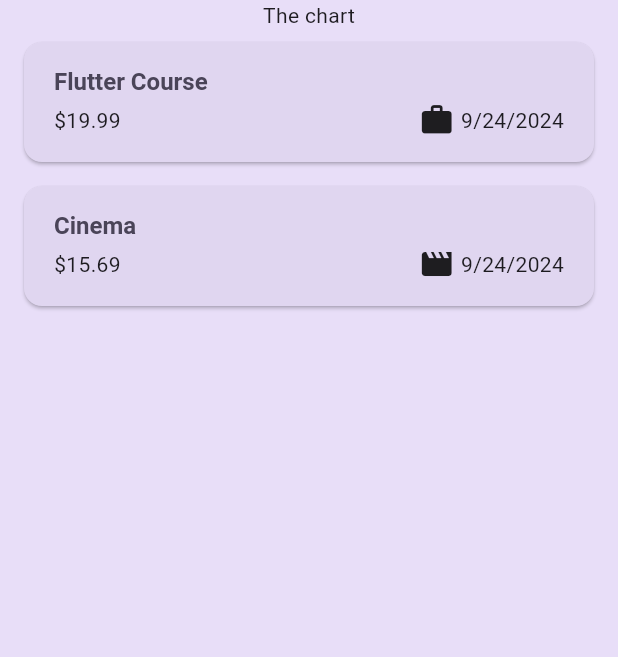
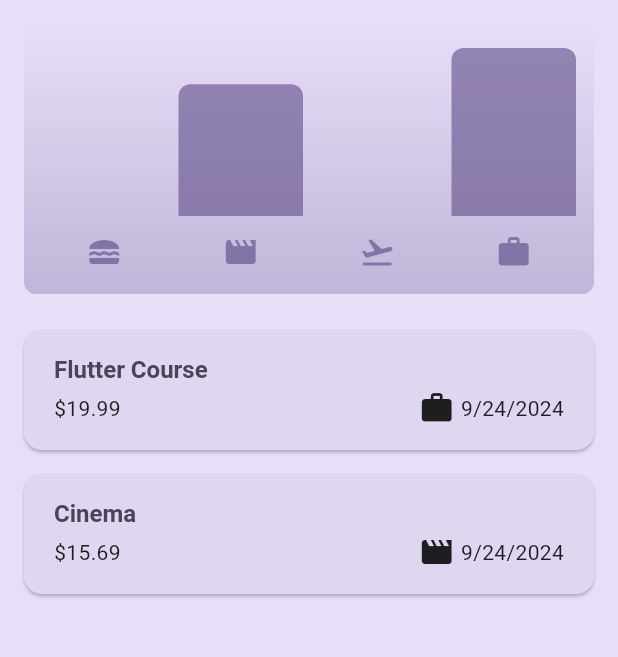
Before and after one commit to yordgenome03/flutter_expence_tracker, a Flutter app: the screen it shows after launch, on a phone screen of 412 x 824 dp, the part 84-741 px from its top. Run offline on Flutter 3.47's test engine with Material 3 defaults, Android fonts, the phone set to English and light mode, and no system bars.

Commit message:
implement chart for expenses

```diff
--- a/analysis_options.yaml
+++ b/analysis_options.yaml
@@ -7,6 +7,9 @@
 
 # The following line activates a set of recommended lints for Flutter apps,
 # packages, and plugins designed to encourage good coding practices.
+analyzer:
+  errors:
+    unused_local_variable: ignore
 include: package:flutter_lints/flutter.yaml
 
 linter:
--- a/lib/models/expense.dart
+++ b/lib/models/expense.dart
@@ -32,3 +32,26 @@ class Expense {
     return formatter.format(date);
   }
 }
+
+class ExpenseBucket {
+  ExpenseBucket({
+    required this.category,
+    required this.expenses,
+  });
+
+  ExpenseBucket.forCategory(List<Expense> allExpenses, this.category)
+      : expenses = allExpenses
+            .where((expense) => expense.category == category)
+            .toList();
+
+  final Category category;
+  final List<Expense> expenses;
+
+  double get totalExpenses {
+    double sum = 0;
+    for (final expense in expenses) {
+      sum += expense.amount;
+    }
+    return sum;
+  }
+}
--- /dev/null
+++ b/lib/widgets/chart/chart.dart
@@ -0,0 +1,89 @@
+import 'package:expence_tracker/models/expense.dart';
+import 'package:expence_tracker/widgets/chart/chart_bar.dart';
+import 'package:flutter/material.dart';
+
+class Chart extends StatelessWidget {
+  const Chart({super.key, required this.expenses});
+
+  final List<Expense> expenses;
+
+  List<ExpenseBucket> get buckets {
+    return [
+      ExpenseBucket.forCategory(expenses, Category.food),
+      ExpenseBucket.forCategory(expenses, Category.leisure),
+      ExpenseBucket.forCategory(expenses, Category.travel),
+      ExpenseBucket.forCategory(expenses, Category.work),
+    ];
+  }
+
+  double get maxTotalExpense {
+    double maxTotalExpense = 0;
+    for (final bucket in buckets) {
+      if (bucket.totalExpenses > maxTotalExpense) {
+        maxTotalExpense = bucket.totalExpenses;
+      }
+    }
+    return maxTotalExpense;
+  }
+
+  @override
+  Widget build(BuildContext context) {
+    final isDarkMode =
+        MediaQuery.of(context).platformBrightness == Brightness.dark;
+
+    return Container(
+      margin: const EdgeInsets.all(16),
+      padding: const EdgeInsets.symmetric(
+        horizontal: 8,
+        vertical: 16,
+      ),
+      width: double.infinity,
+      height: 180,
+      decoration: BoxDecoration(
+        borderRadius: BorderRadius.circular(8),
+        gradient: LinearGradient(colors: [
+          Theme.of(context).colorScheme.primary.withOpacity(0.3),
+          Theme.of(context).colorScheme.primary.withOpacity(0.0),
+        ], begin: Alignment.bottomCenter, end: Alignment.topCenter),
+      ),
+      child: Column(
+        children: [
+          Expanded(
+            child: Row(
+              crossAxisAlignment: CrossAxisAlignment.end,
+              children: [
+                for (final bucket in buckets)
+                  ChartBar(
+                    fill: bucket.totalExpenses == 0
+                        ? 0
+                        : bucket.totalExpenses / maxTotalExpense,
+                  )
+              ],
+            ),
+          ),
+          const SizedBox(height: 12),
+          Row(
+            children: buckets
+                .map(
+                  (bucket) => Expanded(
+                    child: Padding(
+                      padding: const EdgeInsets.symmetric(horizontal: 4),
+                      child: Icon(
+                        categoryIcons[bucket.category],
+                        color: isDarkMode
+                            ? Theme.of(context).colorScheme.secondary
+                            : Theme.of(context)
+                                .colorScheme
+                                .primary
+                                .withOpacity(0.7),
+                      ),
+                    ),
+                  ),
+                )
+                .toList(),
+          )
+        ],
+      ),
+    );
+  }
+}
--- /dev/null
+++ b/lib/widgets/chart/chart_bar.dart
@@ -0,0 +1,32 @@
+import 'package:flutter/material.dart';
+
+class ChartBar extends StatelessWidget {
+  const ChartBar({super.key, required this.fill});
+
+  final double fill;
+
+  @override
+  Widget build(BuildContext context) {
+    final isDarkMode =
+        MediaQuery.of(context).platformBrightness == Brightness.dark;
+
+    return Expanded(
+      child: Padding(
+        padding: const EdgeInsets.symmetric(horizontal: 4),
+        child: FractionallySizedBox(
+          heightFactor: fill,
+          child: DecoratedBox(
+            decoration: BoxDecoration(
+              shape: BoxShape.rectangle,
+              borderRadius:
+                  const BorderRadius.vertical(top: Radius.circular(8)),
+              color: isDarkMode
+                  ? Theme.of(context).colorScheme.secondary
+                  : Theme.of(context).colorScheme.primary.withOpacity(0.65),
+            ),
+          ),
+        ),
+      ),
+    );
+  }
+}
--- a/lib/widgets/expenses.dart
+++ b/lib/widgets/expenses.dart
@@ -1,3 +1,4 @@
+import 'package:expence_tracker/widgets/chart/chart.dart';
 import 'package:expence_tracker/widgets/expense_list/expenses_list.dart';
 import 'package:expence_tracker/models/expense.dart';
 import 'package:expence_tracker/widgets/new_expense.dart';
@@ -87,7 +88,7 @@ class _ExpensesState extends State<Expenses> {
       ),
       body: Column(
         children: [
-          const Text('The chart'),
+          Chart(expenses: _registeredExpenses),
           Expanded(
             child: mainContent,
           ),
```
